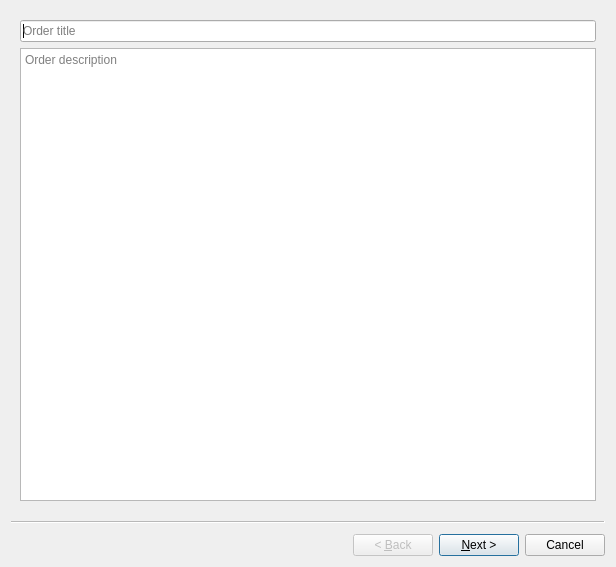
The window that db_admin/OrderEdit.ui (Iverian/db) describes before a commit, drawn with Qt 5.
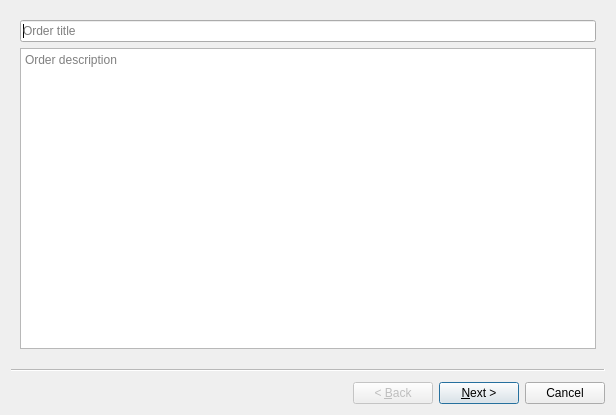
The same window after the commit.

The edit to the form file:
```diff
--- a/db_admin/OrderEdit.ui
+++ b/db_admin/OrderEdit.ui
@@ -7,7 +7,7 @@
     <x>0</x>
     <y>0</y>
     <width>616</width>
-    <height>567</height>
+    <height>415</height>
    </rect>
   </property>
   <property name="windowTitle">
```
Left out of the diff: 30 changed lines with no effect on the pictures.
